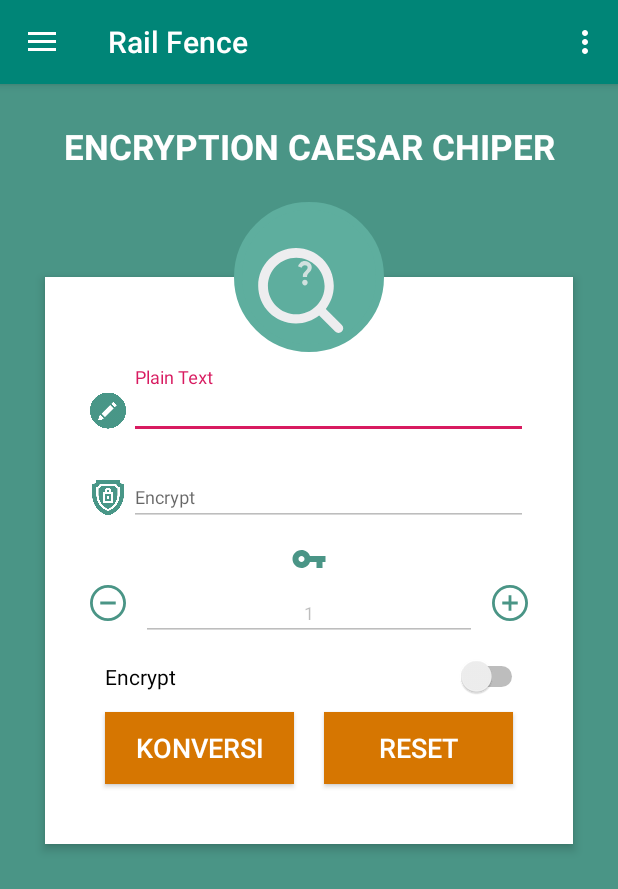
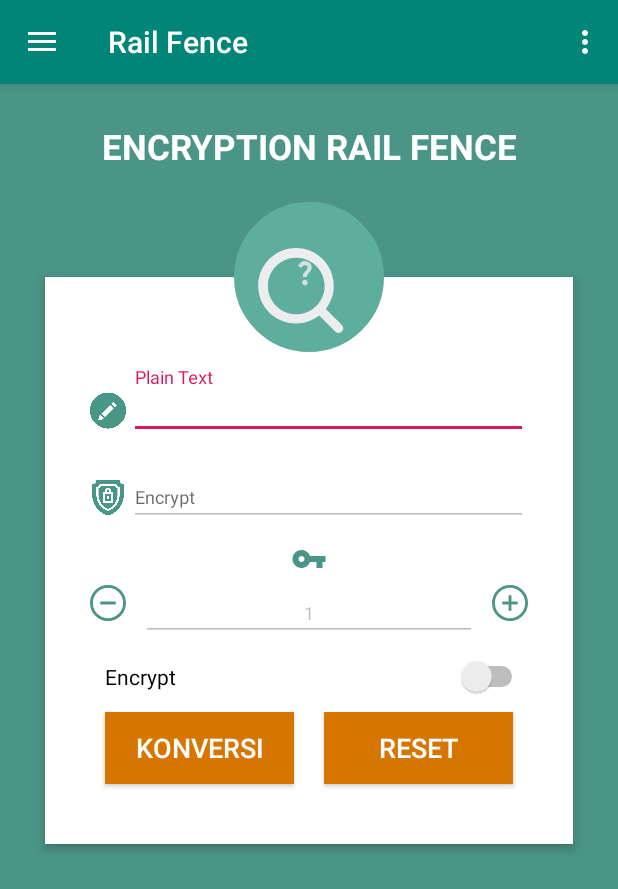
Before and after one commit to iavtamvan/ENCRYPTION-CAESAR-CHIPER-ANDROID, an Android app: the screen it shows after launch (NavHomeActivity), in the side drawer, after a tap on "Rail Fence", on a phone screen of 412 x 824 dp. Shown: the top 889 px of the screen. Run offline under Robolectric (Android 15) with nearby library versions, the phone set to English and light mode, and no system bars.

Commit message:
fixing title

```diff
--- a/app/src/main/res/layout/fragment_rail_fence.xml
+++ b/app/src/main/res/layout/fragment_rail_fence.xml
@@ -212,7 +212,7 @@
         android:layout_alignParentTop="true"
         android:layout_marginTop="26dp"
         android:gravity="center_horizontal"
-        android:text="ENCRYPTION CAESAR CHIPER"
+        android:text="ENCRYPTION RAIL FENCE"
         android:textColor="#fff"
         android:textSize="23sp"
         android:textStyle="bold" />
```
